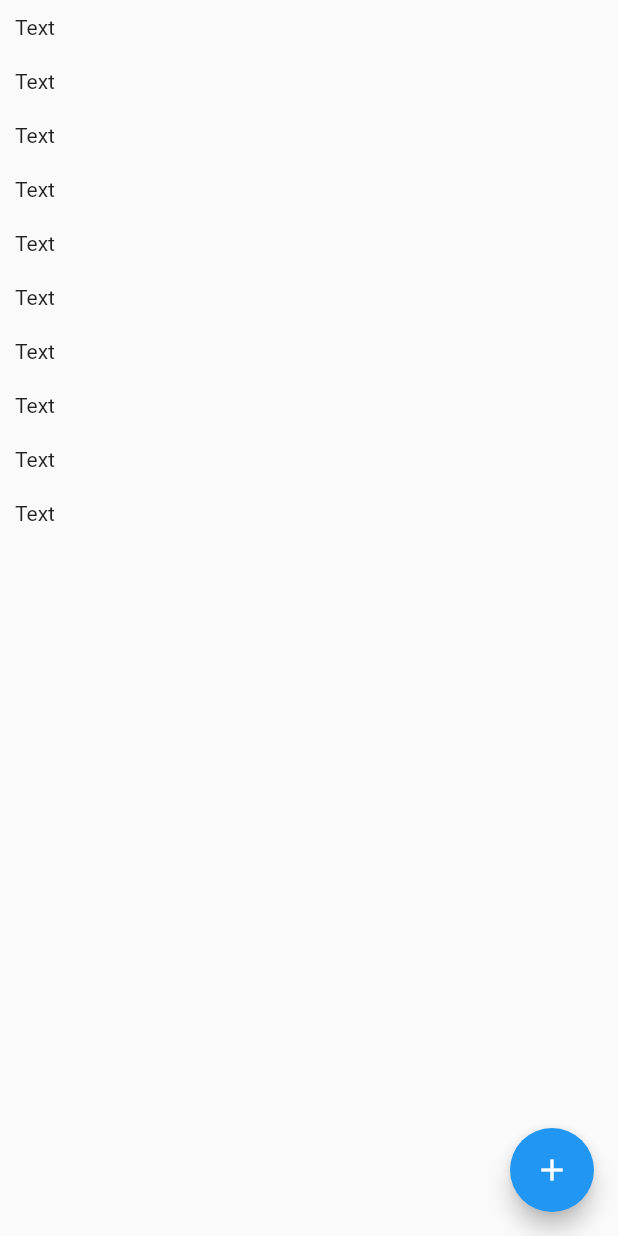
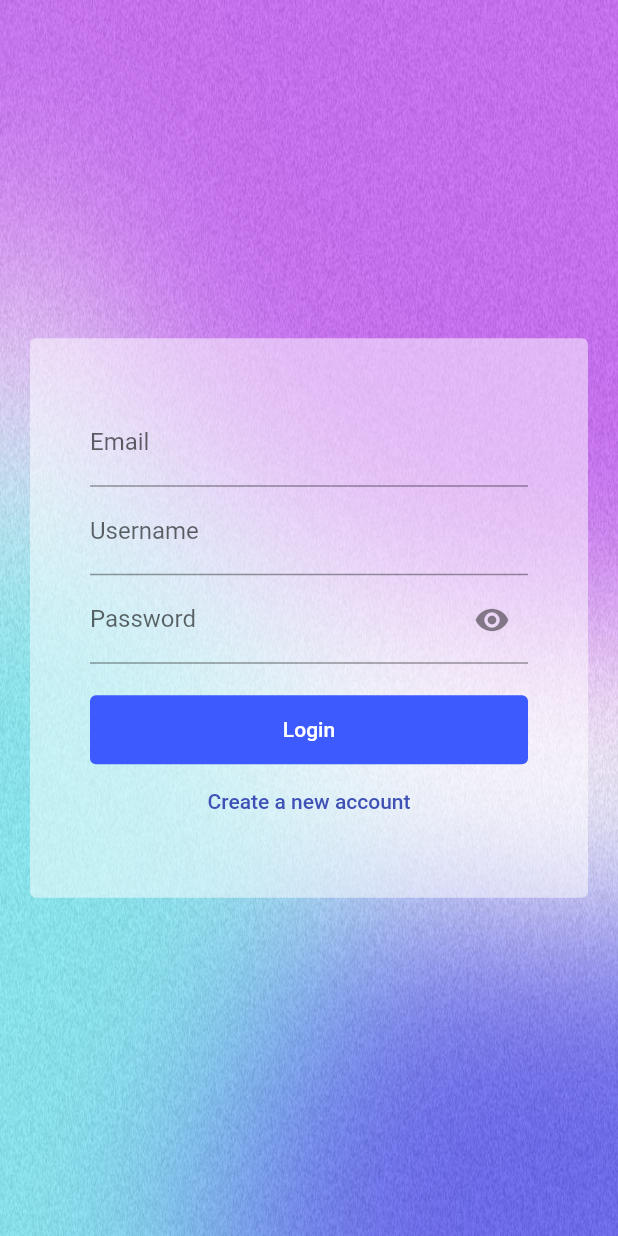
Before and after one commit to s4nk37/chirp, a Flutter app: the screen it shows after launch, on a phone screen of 412 x 824 dp. Run offline on Flutter 3.47's test engine with Material 2 defaults, Android fonts, the light colour scheme and no system bars; our stand-ins replace cloud_firestore, firebase_core; accounts and stored records are empty; generated files the repository leaves out were written again.

Commit message:
UI changes in auth screen. Added grainy texture + blur to create mesh gradient

```diff
--- a/lib/main.dart
+++ b/lib/main.dart
@@ -3,6 +3,7 @@ import 'package:cloud_firestore/cloud_firestore.dart';
 import 'package:firebase_core/firebase_core.dart';
 import 'package:flutter/material.dart';
 import 'firebase_options.dart';
+import 'screens/auth_screen.dart';
 
 bool shouldUseFirestoreEmulator = false;
 
@@ -21,10 +22,13 @@ class MyApp extends StatelessWidget {
 
   @override
   Widget build(BuildContext context) {
-    return const MaterialApp(
+    return MaterialApp(
       title: 'Chirp',
+      theme: ThemeData(
+        primarySwatch: Colors.indigo,
+      ),
       debugShowCheckedModeBanner: false,
-      home: ChatScreen(),
+      home: const AuthScreen(),
     );
   }
 }
--- a/lib/screens/auth_screen.dart
+++ b/lib/screens/auth_screen.dart
@@ -0,0 +1,11 @@
+import '../widgets/auth_form.dart';
+import 'package:flutter/material.dart';
+
+class AuthScreen extends StatelessWidget {
+  const AuthScreen({Key? key}) : super(key: key);
+
+  @override
+  Widget build(BuildContext context) {
+    return AuthForm();
+  }
+}
--- a/lib/screens/chat_screen.dart
+++ b/lib/screens/chat_screen.dart
@@ -7,22 +7,30 @@ class ChatScreen extends StatelessWidget {
   @override
   Widget build(BuildContext context) {
     return Scaffold(
-      body: ListView.builder(
-        itemCount: 10,
-        itemBuilder: (ctx, index) => Container(
-          padding: const EdgeInsets.all(10),
-          child: const Text("Text"),
-        ),
-      ),
+      body: StreamBuilder(
+          stream: FirebaseFirestore.instance
+              .collection('chats/vaQQ1Vg6hgxb8Os3KfVM/messages')
+              .snapshots(),
+          builder: (ctx, streamSnapshot) {
+            if (streamSnapshot.connectionState == ConnectionState.waiting) {
+              return const Center(
+                child: CircularProgressIndicator(),
+              );
+            }
+            return ListView.builder(
+              itemCount: streamSnapshot.data?.docs.length,
+              itemBuilder: (ctx, index) => Container(
+                padding: const EdgeInsets.all(10),
+                child: Text(streamSnapshot.data?.docs[index]['text']),
+              ),
+            );
+          }),
       floatingActionButton: FloatingActionButton(
         child: const Icon(Icons.add),
         onPressed: () async {
           FirebaseFirestore.instance
               .collection('chats/vaQQ1Vg6hgxb8Os3KfVM/messages')
-              .snapshots()
-              .listen((data) {
-            print(data.docs[0]['text']);
-          });
+              .add({'text': "added"});
         },
       ),
     );
--- /dev/null
+++ b/lib/widgets/auth_form.dart
@@ -0,0 +1,148 @@
+import 'dart:ui';
+
+import 'package:flutter/material.dart';
+
+class AuthForm extends StatefulWidget {
+  const AuthForm({Key? key}) : super(key: key);
+
+  @override
+  State<AuthForm> createState() => _AuthFormState();
+}
+
+class _AuthFormState extends State<AuthForm> {
+  bool _toggleVisibility = true;
+  bool _toggleButton = true;
+
+  String? validateEmail(String value) {
+    String pattern =
+        r'^(([^<>()[\]\\.,;:\s@\"]+(\.[^<>()[\]\\.,;:\s@\"]+)*)|(\".+\"))@((\[[0-9]{1,3}\.[0-9]{1,3}\.[0-9]{1,3}\.[0-9]{1,3}\])|(([a-zA-Z\-0-9]+\.)+[a-zA-Z]{2,}))$';
+    RegExp regex = RegExp(pattern);
+    if (!regex.hasMatch(value)) {
+      return 'Enter Valid Email';
+    } else {
+      return null;
+    }
+  }
+
+  @override
+  Widget build(BuildContext context) {
+    return Container(
+      color: Colors.white,
+      child: Stack(
+        children: [
+          const Positioned(
+            bottom: 400,
+            child: CircleAvatar(
+              backgroundColor: Color(0xffC96CF6),
+              radius: 400,
+            ),
+          ),
+          const Positioned(
+            top: 600,
+            left: 100,
+            child: CircleAvatar(
+              backgroundColor: Color(0xff6966F1),
+              radius: 200,
+            ),
+          ),
+          const Positioned(
+            top: 300,
+            right: 200,
+            child: CircleAvatar(
+              backgroundColor: Color(0xff88EAF3),
+              radius: 300,
+            ),
+          ),
+          BackdropFilter(
+            filter: ImageFilter.blur(sigmaY: 70, sigmaX: 70),
+            child: Opacity(
+              opacity: 0.1,
+              child: Image.asset(
+                'assets/images/noise.png',
+                height: double.infinity,
+                width: double.infinity,
+                fit: BoxFit.fill,
+              ),
+            ),
+          ),
+          Scaffold(
+            backgroundColor: Colors.transparent,
+            body: Center(
+              child: Card(
+                borderOnForeground: false,
+                elevation: 0.0,
+                shadowColor: Colors.transparent,
+                surfaceTintColor: Colors.transparent,
+                color: Colors.white.withOpacity(0.5),
+                margin: const EdgeInsets.all(20),
+                child: SingleChildScrollView(
+                  child: Padding(
+                    padding: const EdgeInsets.symmetric(
+                        vertical: 40, horizontal: 40),
+                    child: Form(
+                        child: Column(
+                      mainAxisSize: MainAxisSize.min,
+                      crossAxisAlignment: CrossAxisAlignment.stretch,
+                      children: [
+                        TextFormField(
+                          keyboardType: TextInputType.emailAddress,
+                          decoration: const InputDecoration(labelText: 'Email'),
+                          validator: (val) {
+                            validateEmail(val!);
+                          },
+                        ),
+                        TextFormField(
+                          keyboardType: TextInputType.text,
+                          decoration:
+                              const InputDecoration(labelText: 'Username'),
+                        ),
+                        TextFormField(
+                          keyboardType: TextInputType.visiblePassword,
+                          obscureText: _toggleVisibility,
+                          decoration: InputDecoration(
+                              labelText: 'Password',
+                              suffixIcon: IconButton(
+                                icon: Icon(_toggleVisibility
+                                    ? Icons.visibility
+                                    : Icons.visibility_off),
+                                onPressed: () {
+                                  setState(() {
+                                    _toggleVisibility = !_toggleVisibility;
+                                  });
+                                },
+                              )),
+                        ),
+                        const SizedBox(
+                          height: 20,
+                        ),
+                        ElevatedButton(
+                          onPressed: () {},
+                          style: ElevatedButton.styleFrom(
+                            backgroundColor: Colors.indigoAccent.shade400,
+                            elevation: 0.0,
+                            padding: const EdgeInsets.symmetric(vertical: 15),
+                          ),
+                          child: Text(_toggleButton ? "Login" : "Signup"),
+                        ),
+                        TextButton(
+                          onPressed: () {
+                            setState(() {
+                              _toggleButton = !_toggleButton;
+                            });
+                          },
+                          child: Text(_toggleButton
+                              ? "Create a new account"
+                              : "Already have an account?"),
+                        ),
+                      ],
+                    )),
+                  ),
+                ),
+              ),
+            ),
+          )
+        ],
+      ),
+    );
+  }
+}
--- a/pubspec.yaml
+++ b/pubspec.yaml
@@ -61,8 +61,9 @@ flutter:
   uses-material-design: true
 
   # To add assets to your application, add an assets section, like this:
-  # assets:
-  #   - images/a_dot_burr.jpeg
+  assets:
+    - assets/images/noise.png
+    - assets/images/texture.jpg
   #   - images/a_dot_ham.jpeg
 
   # An image asset can refer to one or more resolution-specific "variants", see
```
Also changed, not shown: assets/images/noise.png (added), assets/images/texture.jpg (added), 2 other files.
